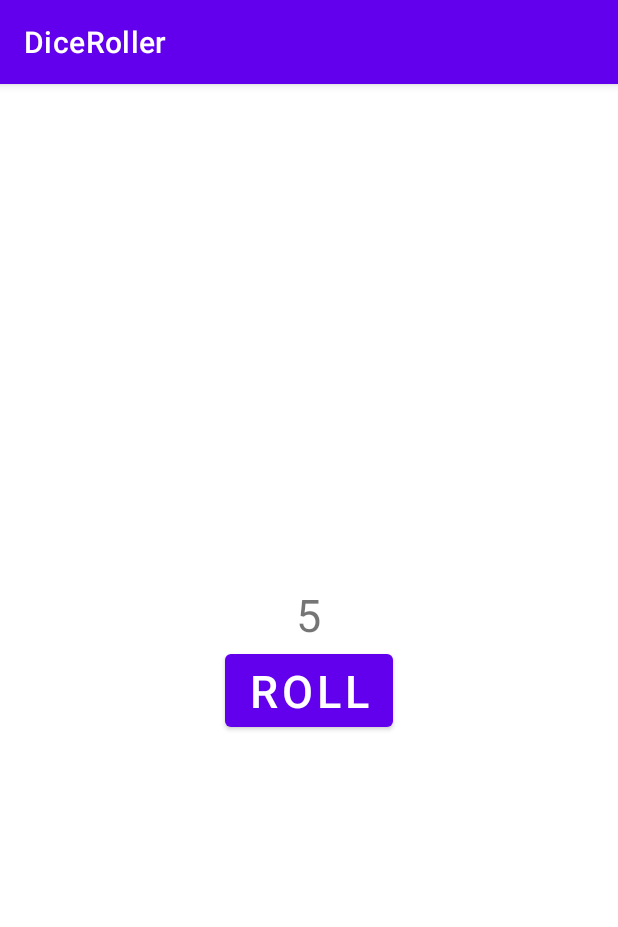
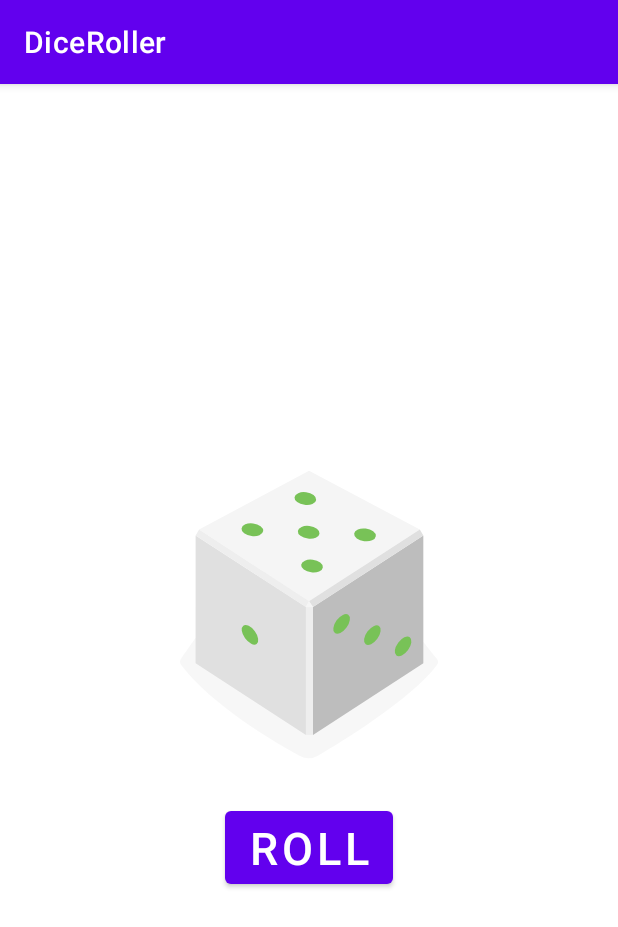
Before and after one commit to Jeffzieee/DiceRoller, an Android app: the screen it shows after launch (MainActivity), after a tap on "ROLL", on a phone screen of 412 x 824 dp. Shown: the top 927 px of the screen. Run offline under Robolectric (Android 15) with nearby library versions, the phone set to English and light mode, and no system bars.

Commit message:
Added Dice Visuals

```diff
--- a/app/src/main/java/com/example/diceroller/MainActivity.kt
+++ b/app/src/main/java/com/example/diceroller/MainActivity.kt
@@ -17,10 +17,19 @@ class MainActivity : AppCompatActivity() {
         }
 
     }
-
+     //function to rollDice
     open fun rollDice() {
-      val t1 = findViewById<TextView>(R.id.result_text)
-        var random = Random().nextInt(6) + 1
-        t1.text=random.toString()
+        val dice = findViewById<ImageView>(R.id.dice_image)
+         var random = Random().nextInt(6)+1
+         var status = when(random){
+             1->R.drawable.dice_1
+             2->R.drawable.dice_2
+             3->R.drawable.dice_3
+             4->R.drawable.dice_4
+             5->R.drawable.dice_5
+             6->R.drawable.dice_6
+             else ->R.drawable.empty_dice
+         }
+         dice.setImageResource(status)
     }
 }
--- a/app/src/main/res/layout/activity_main.xml
+++ b/app/src/main/res/layout/activity_main.xml
@@ -8,13 +8,12 @@
     android:layout_gravity="center_vertical"
     tools:context=".MainActivity">
 
-    <TextView
-        android:id="@+id/result_text"
+    <ImageView
+        android:id="@+id/dice_image"
         android:layout_width="wrap_content"
         android:layout_height="wrap_content"
         android:layout_gravity="center_horizontal"
-        android:text="@string/_1"
-        android:textSize="30dp"/>
+        android:src="@drawable/dice_1"/>
     <Button
         android:id="@+id/roll_button"
         android:layout_width="wrap_content"
```
